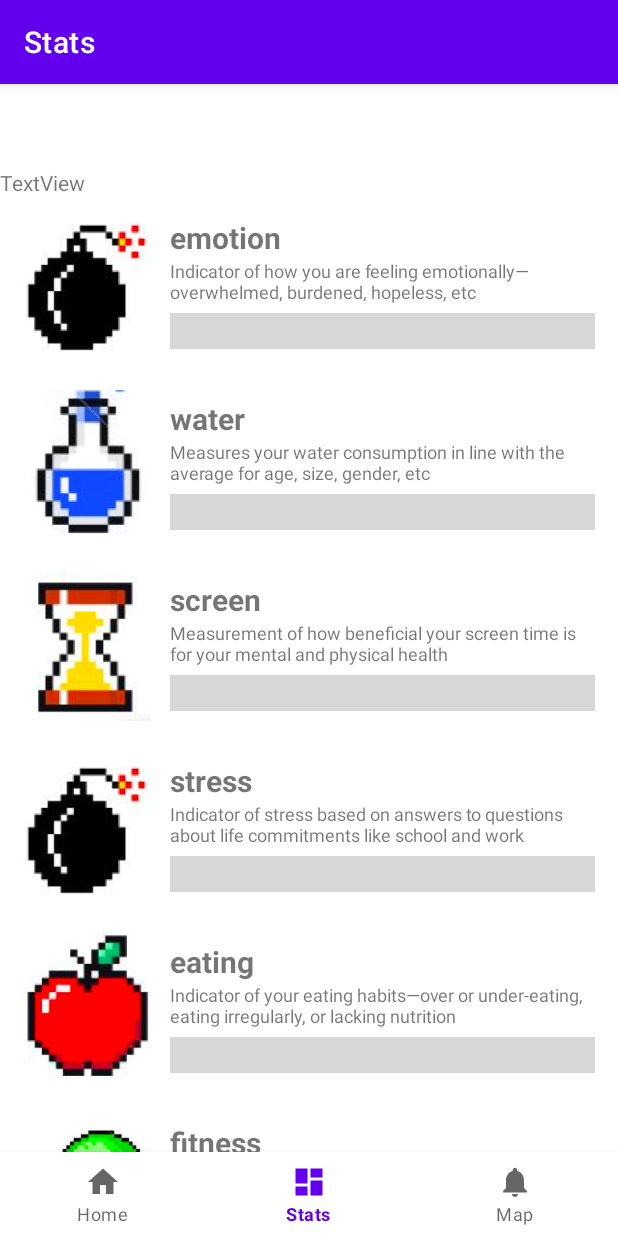
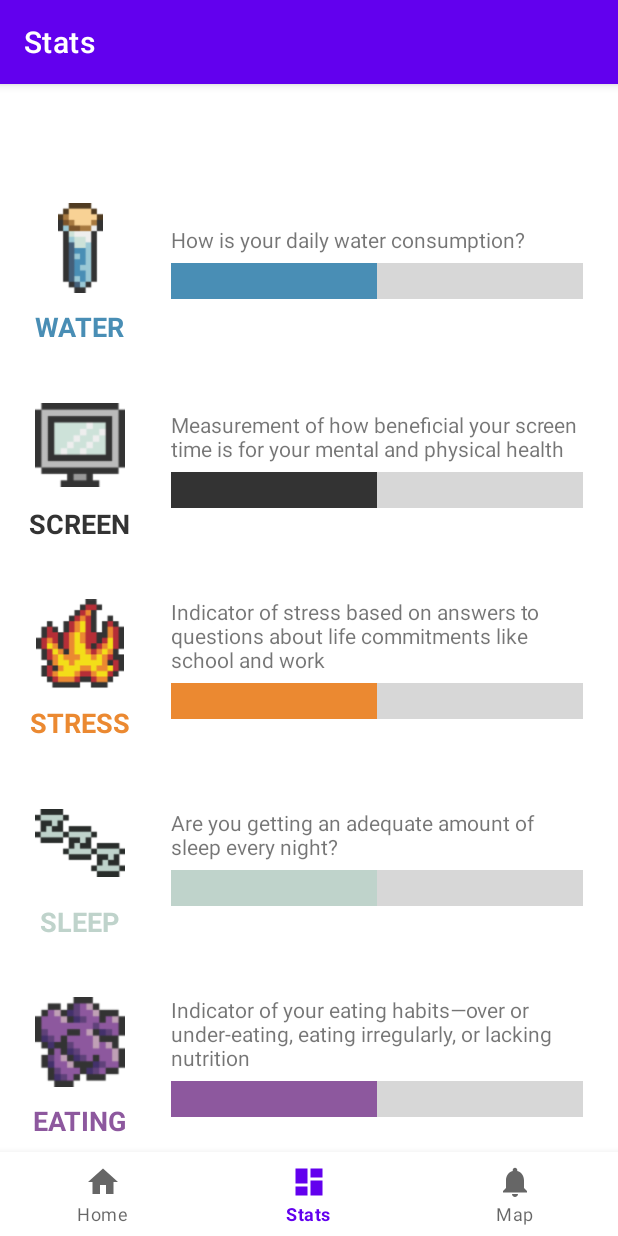
Before and after one commit to whoiscadenyoung/Android-Mental-Health-App, an Android app: the StatisticsFragment screen opened through its navigation route, on a phone screen of 412 x 824 dp. Run offline under Robolectric (Android 15) with nearby library versions, the phone set to English and light mode, and no system bars; our stand-ins replace navigation-ui.

Commit message:
stats beautification

```diff
--- a/app/src/main/java/com/csci3397/cadenyoung/groupproject/model/CustomAdapter.java
+++ b/app/src/main/java/com/csci3397/cadenyoung/groupproject/model/CustomAdapter.java
@@ -103,9 +103,16 @@ public class CustomAdapter extends RecyclerView.Adapter<CustomAdapter.ViewHolder
         // Load in the resources from the view
         Resources resources = viewHolder.getRes();
 
+        // Set the progress bar status and color
+        viewHolder.getStatBar().setProgress(stat.getProgress());
+        int colorId = stat.getColorId();
+        int color = resources.getColor(colorId);
+        viewHolder.getStatBar().setProgressTintList(ColorStateList.valueOf(color));
+
         // Load in the name and set it in the view
         String statName = stat.getName();
-        viewHolder.getStatName().setText(statName);
+        viewHolder.getStatName().setText(statName.toUpperCase());
+        viewHolder.getStatName().setTextColor(color);
 
         // Load in the image and set it in the view
         int imageId = stat.getImageId();
@@ -116,12 +123,6 @@ public class CustomAdapter extends RecyclerView.Adapter<CustomAdapter.ViewHolder
         int descId = stat.getDescId();
         String statDesc = resources.getString(descId);
         viewHolder.getStatDesc().setText(statDesc);
-
-        // Set the progress bar status and color
-        viewHolder.getStatBar().setProgress(stat.getProgress());
-        int colorId = stat.getColorId();
-        int color = resources.getColor(colorId);
-        viewHolder.getStatBar().setProgressTintList(ColorStateList.valueOf(color));
     }
     // END_INCLUDE(recyclerViewOnBindViewHolder)
 
--- a/app/src/main/java/com/csci3397/cadenyoung/groupproject/model/Stats.java
+++ b/app/src/main/java/com/csci3397/cadenyoung/groupproject/model/Stats.java
@@ -10,21 +10,23 @@ public class Stats {
     public Stats() {
         stats = new Hashtable<String, Stat>();
 
-        this.addStat(R.drawable.stress, "emotion", R.string.emotion_desc, R.color.stat_emotional);
+        this.addStat(R.drawable.mental, "mental", R.string.mental_desc, R.color.stat_mental);
         this.addStat(R.drawable.stress, "stress", R.string.stress_desc, R.color.stat_stress);
         this.addStat(R.drawable.screen, "screen", R.string.screen_desc, R.color.stat_screen);
         this.addStat(R.drawable.eating, "eating", R.string.eating_desc, R.color.stat_eating);
         this.addStat(R.drawable.water, "water", R.string.water_desc, R.color.stat_water);
         this.addStat(R.drawable.fitness, "fitness", R.string.fitness_desc, R.color.stat_fitness);
+        this.addStat(R.drawable.sleep, "sleep", R.string.sleep_desc, R.color.stat_sleep);
     }
 
     private void addStat(int imageId, String name, int descId, int colorId) {
-        if (!stats.containsKey(name)) stats.put(name, new Stat(imageId, name, descId, colorId));
+        if (!stats.containsKey(name)) stats.put(name, new Stat(imageId, name, descId, colorId, 50));
     }
 
     public void updateStat(String statName, int quizAnswer) {
         if (stats.containsKey(statName)) {
             Stat stat = stats.get(statName);
+            assert stat != null;
             int statProgress = stat.getProgress();
             double change;
             switch (quizAnswer) {
@@ -35,7 +37,7 @@ public class Stats {
                     change = -0.1;
                     break;
                 case 3:
-                    change = 0;
+                    change = 0.02;
                     break;
                 case 4:
                     change = 0.1;
--- a/app/src/main/res/layout/fragment_statistics.xml
+++ b/app/src/main/res/layout/fragment_statistics.xml
@@ -7,12 +7,6 @@
     android:orientation="vertical"
     tools:context=".ui.statistics.StatisticsFragment">
 
-    <TextView
-        android:id="@+id/textView"
-        android:layout_width="match_parent"
-        android:layout_height="wrap_content"
-        android:text="TextView" />
-
     <androidx.recyclerview.widget.RecyclerView
         android:id="@+id/recyclerView"
         android:layout_width="match_parent"
--- a/app/src/main/res/layout/recycler_view_item.xml
+++ b/app/src/main/res/layout/recycler_view_item.xml
@@ -1,37 +1,50 @@
 <?xml version="1.0" encoding="utf-8"?>
 <LinearLayout xmlns:android="http://schemas.android.com/apk/res/android"
-              xmlns:tools="http://schemas.android.com/tools"
-              android:orientation="horizontal"
-              android:padding="8dp"
-              android:layout_width="match_parent"
-              android:layout_height="wrap_content">
-
-  <ImageView
-      android:id="@+id/statImage"
-      android:layout_width="100dp"
-      android:layout_height="100dp"
-      tools:src="@tools:sample/avatars" />
+    xmlns:tools="http://schemas.android.com/tools"
+    android:layout_width="match_parent"
+    android:layout_height="wrap_content"
+    android:orientation="horizontal"
+    android:padding="8dp">
 
   <LinearLayout
-      android:layout_width="294dp"
+      android:layout_width="wrap_content"
       android:layout_height="wrap_content"
       android:layout_gravity="center"
       android:orientation="vertical"
       android:padding="5dp">
 
+    <ImageView
+        android:id="@+id/statImage"
+        android:layout_width="80dp"
+        android:layout_height="80dp"
+        android:padding="10dp"
+        tools:src="@tools:sample/avatars" />
+
     <TextView
         android:id="@+id/statName"
         android:layout_width="wrap_content"
         android:layout_height="wrap_content"
-        android:textSize="20sp"
+        android:layout_gravity="center_horizontal"
+        android:maxWidth="120dp"
+        android:textSize="18sp"
         android:textStyle="bold"
         tools:text="Statistic" />
+
+  </LinearLayout>
+
+  <LinearLayout
+      android:layout_width="match_parent"
+      android:layout_height="wrap_content"
+      android:layout_gravity="center"
+      android:layout_margin="10dp"
+      android:orientation="vertical"
+      android:padding="5dp">
 
     <TextView
         android:id="@+id/statDesc"
         android:layout_width="wrap_content"
         android:layout_height="wrap_content"
-        android:textSize="12sp"
+        android:textSize="14sp"
         tools:text="This is a description of the statistic" />
 
     <ProgressBar
@@ -45,4 +58,5 @@
         android:scaleX="1.2"
         android:scaleY="6" />
   </LinearLayout>
+
 </LinearLayout>
--- a/app/src/main/res/values/colors.xml
+++ b/app/src/main/res/values/colors.xml
@@ -8,10 +8,11 @@
     <color name="black">#FF000000</color>
     <color name="white">#FFFFFFFF</color>
 
-    <color name="stat_emotional">#6200EE</color>
-    <color name="stat_eating">#11C13A</color>
-    <color name="stat_stress">#EE001B</color>
-    <color name="stat_screen">#EEA500</color>
-    <color name="stat_water">#4CC6FC</color>
-    <color name="stat_fitness">#E9436B</color>
+    <color name="stat_mental">#e15644</color>
+    <color name="stat_eating">#8d589e</color>
+    <color name="stat_stress">#eb8931</color>
+    <color name="stat_screen">#333333</color>
+    <color name="stat_water">#498eb5</color>
+    <color name="stat_fitness">#a3ce27</color>
+    <color name="stat_sleep">#bfd3cb</color>
 </resources>
--- a/app/src/main/res/values/strings.xml
+++ b/app/src/main/res/values/strings.xml
@@ -29,11 +29,12 @@
     <string name="invalid_password">Password must be >5 characters</string>
     <string name="login_failed">"Login failed"</string>
 
-    <string name="emotion_desc">Indicator of how you are feeling emotionally—overwhelmed, burdened, hopeless, etc</string>
+    <string name="mental_desc">Indicator of how you are feeling emotionally—overwhelmed, burdened, hopeless, etc</string>
     <string name="eating_desc">Indicator of your eating habits—over or under-eating, eating irregularly, or lacking nutrition</string>
     <string name="stress_desc">Indicator of stress based on answers to questions about life commitments like school and work</string>
     <string name="screen_desc">Measurement of how beneficial your screen time is for your mental and physical health</string>
-    <string name="water_desc">Measures your water consumption in line with the average for age, size, gender, etc</string>
-    <string name="fitness_desc">Indicates if you are getting a healthy amount of physical activity on a daily basis</string>
+    <string name="water_desc">How is your daily water consumption?</string>
+    <string name="fitness_desc">Are you getting a healthy level of physical activity?</string>
+    <string name="sleep_desc">Are you getting an adequate amount of sleep every night?</string>
 
 </resources>
```
Also changed, not shown: app/src/main/res/drawable-v24/eating.png (added), app/src/main/res/drawable-v24/fitness.png (added), app/src/main/res/drawable-v24/mental.png (added), app/src/main/res/drawable-v24/screen.png (added), app/src/main/res/drawable-v24/sleep.png (added), app/src/main/res/drawable-v24/stress.png (added), app/src/main/res/drawable-v24/water.png (added), app/src/main/res/drawable/eating.png (deleted), app/src/main/res/drawable/fitness.png (deleted), app/src/main/res/drawable/screen.png (deleted), app/src/main/res/drawable/stress.png (deleted), app/src/main/res/drawable/water.png (deleted).
